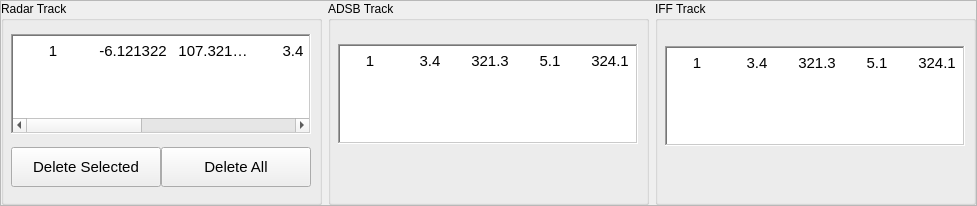
Before: the Qt Designer form RadarArhanud-2020/framebottom.ui in MiftahSalam/RadarArhanud-2020, drawn with Qt 5.
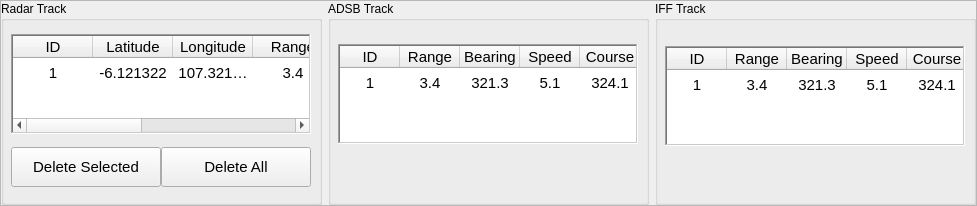
After: the same form once the commit is applied.

Commit message: map rotate handling

Diff of the .ui file:
```diff
--- a/RadarArhanud-2020/framebottom.ui
+++ b/RadarArhanud-2020/framebottom.ui
@@ -115,7 +115,7 @@
          <number>7</number>
         </property>
         <attribute name="horizontalHeaderVisible">
-         <bool>false</bool>
+         <bool>true</bool>
         </attribute>
         <attribute name="horizontalHeaderCascadingSectionResizes">
          <bool>true</bool>
@@ -400,7 +400,7 @@
          <number>6</number>
         </property>
         <attribute name="horizontalHeaderVisible">
-         <bool>false</bool>
+         <bool>true</bool>
         </attribute>
         <attribute name="horizontalHeaderCascadingSectionResizes">
          <bool>true</bool>
@@ -583,7 +583,7 @@
          <number>6</number>
         </property>
         <attribute name="horizontalHeaderVisible">
-         <bool>false</bool>
+         <bool>true</bool>
         </attribute>
         <attribute name="horizontalHeaderCascadingSectionResizes">
          <bool>true</bool>
```
The commit also changes 1 other file.
